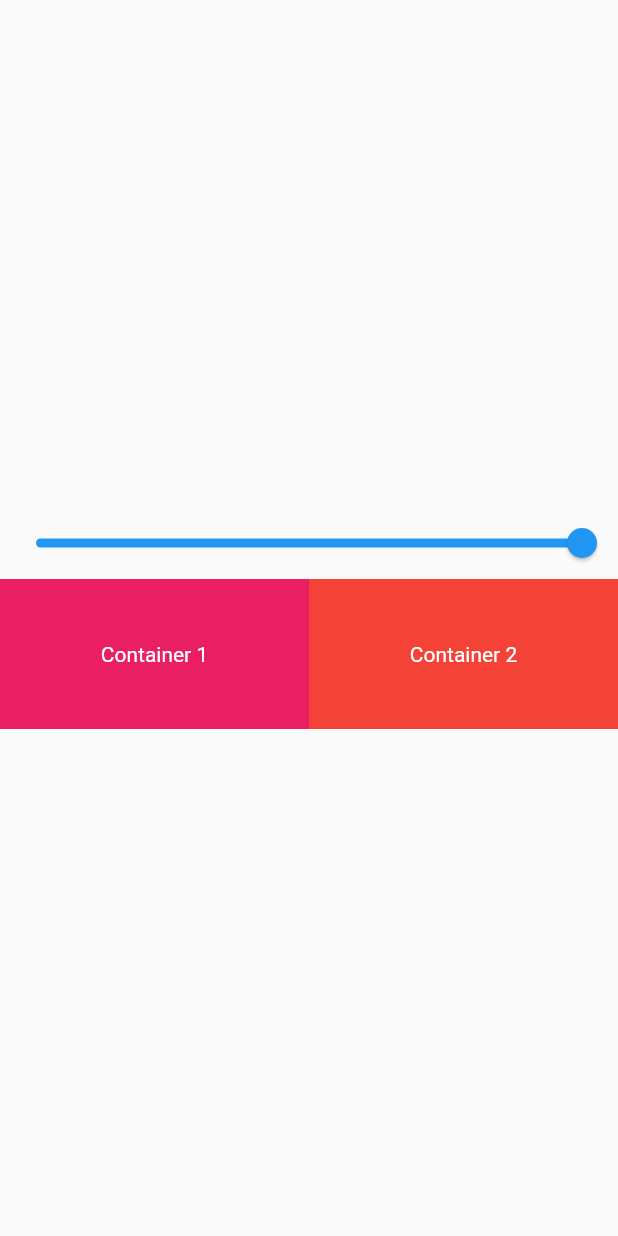
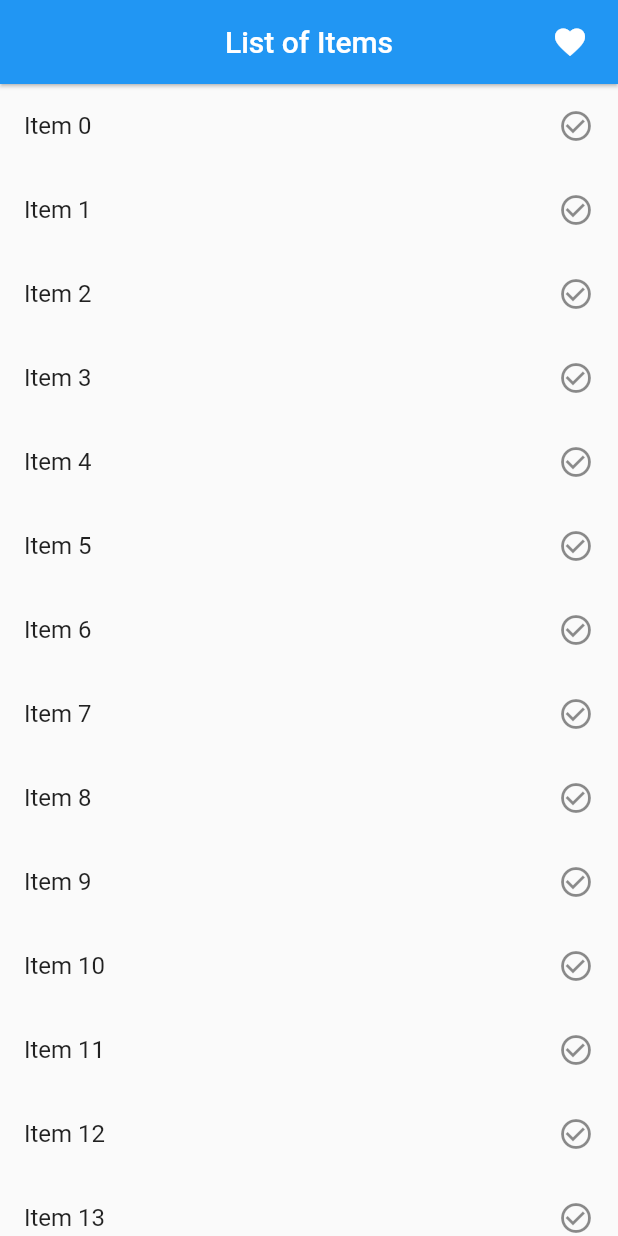
Before and after one commit to atultiwari7388/statemanagemntwithprovider, a Flutter app: the screen it shows after launch, on a phone screen of 412 x 824 dp. Run offline on Flutter 3.47's test engine with Material 2 defaults, Android fonts, the phone set to English and light mode, and no system bars.

Commit message:
add to favorite item

```diff
--- a/lib/main.dart
+++ b/lib/main.dart
@@ -1,8 +1,9 @@
 import 'package:flutter/material.dart';
 import 'package:provider/provider.dart';
 import 'package:state_management_provider/provider/count_provider.dart';
+import 'package:state_management_provider/provider/favorite_provider.dart';
 import 'package:state_management_provider/provider/slider_provider.dart';
-import 'package:state_management_provider/screens/multiprovider_example.screen.dart';
+import 'package:state_management_provider/screens/add_to_favorite.screen.dart';
 
 void main() {
   runApp(const MyApp());
@@ -17,14 +18,16 @@ class MyApp extends StatelessWidget {
     return MultiProvider(
       providers: [
         ChangeNotifierProvider(create: (_) => CountProvider()),
-        ChangeNotifierProvider(create: (_) => SliderProvider())
+        ChangeNotifierProvider(create: (_) => SliderProvider()),
+        ChangeNotifierProvider(create: (_) => FavoriteItemProvider()),
       ],
       child: MaterialApp(
         title: 'State Managemnt with Provider',
+        debugShowCheckedModeBanner: false,
         theme: ThemeData(
           primarySwatch: Colors.blue,
         ),
-        home: const MultiProviderExample(),
+        home: const AddToFavoriteExample(),
       ),
     );
   }
--- /dev/null
+++ b/lib/provider/favorite_provider.dart
@@ -0,0 +1,16 @@
+import 'package:flutter/widgets.dart';
+
+class FavoriteItemProvider with ChangeNotifier {
+  List<int> _selectedItems = [];
+  List<int> get selectedItems => _selectedItems;
+
+  void addItems(int value) {
+    _selectedItems.add(value);
+    notifyListeners();
+  }
+
+  void removeItems(int value) {
+    _selectedItems.remove(value);
+    notifyListeners();
+  }
+}
--- /dev/null
+++ b/lib/screens/add_to_favorite.screen.dart
@@ -0,0 +1,73 @@
+import 'package:flutter/material.dart';
+import 'package:provider/provider.dart';
+import 'package:state_management_provider/screens/my_fav_screen.dart';
+
+import '../provider/favorite_provider.dart';
+
+class AddToFavoriteExample extends StatefulWidget {
+  const AddToFavoriteExample({Key? key}) : super(key: key);
+
+  @override
+  State<AddToFavoriteExample> createState() => _AddToFavoriteExampleState();
+}
+
+class _AddToFavoriteExampleState extends State<AddToFavoriteExample> {
+  // List<int> selectedItem = [];
+
+  @override
+  Widget build(BuildContext context) {
+    print("build");
+    // final favoriteProvider = Provider.of<FavoriteItemProvider>(context);
+    return Scaffold(
+      appBar: AppBar(
+        title: const Text("List of Items"),
+        elevation: 1.0,
+        centerTitle: true,
+        actions: [
+          InkWell(
+              onTap: () {
+                Navigator.push(
+                  context,
+                  MaterialPageRoute(
+                    builder: (context) => MyFavScreen(),
+                  ),
+                );
+              },
+              child: Icon(Icons.favorite)),
+          SizedBox(width: 20),
+        ],
+      ),
+      body: Column(
+        children: [
+          Expanded(
+            child: ListView.builder(
+              itemCount: 100,
+              itemBuilder: (context, index) {
+                return Consumer<FavoriteItemProvider>(
+                  builder: (_, favoriteItemProviderValue, child) {
+                    return ListTile(
+                      onTap: () {
+                        if (favoriteItemProviderValue.selectedItems
+                            .contains(index)) {
+                          favoriteItemProviderValue.removeItems(index);
+                        } else {
+                          favoriteItemProviderValue.addItems(index);
+                        }
+                      },
+                      title: Text("Item $index"),
+                      trailing: Icon(
+                        favoriteItemProviderValue.selectedItems.contains(index)
+                            ? Icons.check_circle
+                            : Icons.check_circle_outline,
+                      ),
+                    );
+                  },
+                );
+              },
+            ),
+          )
+        ],
+      ),
+    );
+  }
+}
```
Also changed, not shown: lib/screens/my_fav_screen.dart (added, +57 -0 lines).
